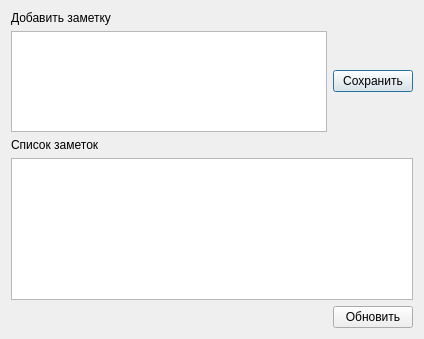
Before: the Qt Designer form NotesDialog.ui in okostynchuk/Outcall, drawn with Qt 5.
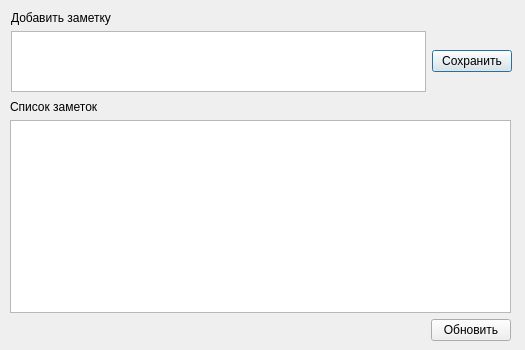
After: the same form once the commit is applied. Icons and pictures are not drawn.

Commit message: group number, fix regexp, and view contacts

```diff
--- a/NotesDialog.ui
+++ b/NotesDialog.ui
@@ -6,8 +6,8 @@
    <rect>
     <x>0</x>
     <y>0</y>
-    <width>424</width>
-    <height>339</height>
+    <width>525</width>
+    <height>350</height>
    </rect>
   </property>
   <property name="windowTitle">
@@ -17,22 +17,30 @@
    <iconset resource="images.qrc">
     <normaloff>:/images/outcall-logo.png</normaloff>:/images/outcall-logo.png</iconset>
   </property>
-  <layout class="QGridLayout" name="gridLayout_3">
-   <item row="0" column="0">
+  <widget class="QWidget" name="">
+   <property name="geometry">
+    <rect>
+     <x>11</x>
+     <y>11</y>
+     <width>501</width>
+     <height>81</height>
+    </rect>
+   </property>
     <layout class="QGridLayout" name="gridLayout_2">
-     <item row="0" column="0">
-      <layout class="QVBoxLayout" name="verticalLayout">
-       <item>
-        <widget class="QLabel" name="label">
-         <property name="text">
-          <string>Добавить заметку</string>
-         </property>
-        </widget>
-       </item>
-       <item>
-        <layout class="QHBoxLayout" name="horizontalLayout">
-         <item>
+    <item row="1" column="0">
           <widget class="QTextEdit" name="textEdit">
+      <property name="minimumSize">
+       <size>
+        <width>50</width>
+        <height>50</height>
+       </size>
+      </property>
+      <property name="maximumSize">
+       <size>
+        <width>16777215</width>
+        <height>16777215</height>
+       </size>
+      </property>
            <property name="focusPolicy">
             <enum>Qt::StrongFocus</enum>
            </property>
@@ -48,7 +56,14 @@
            </property>
           </widget>
          </item>
-         <item>
+    <item row="0" column="0">
+     <widget class="QLabel" name="label">
+      <property name="text">
+       <string>Добавить заметку</string>
+      </property>
+     </widget>
+    </item>
+    <item row="1" column="1">
           <widget class="QPushButton" name="saveButton">
            <property name="focusPolicy">
             <enum>Qt::StrongFocus</enum>
@@ -59,22 +74,25 @@
           </widget>
          </item>
         </layout>
-       </item>
-      </layout>
-     </item>
-     <item row="1" column="0">
+  </widget>
+  <widget class="QWidget" name="">
+   <property name="geometry">
+    <rect>
+     <x>10</x>
+     <y>100</y>
+     <width>501</width>
+     <height>241</height>
+    </rect>
+   </property>
       <layout class="QGridLayout" name="gridLayout">
-       <item row="2" column="0" colspan="2">
-        <widget class="QTableView" name="tableView">
-         <property name="enabled">
-          <bool>true</bool>
-         </property>
-         <property name="focusPolicy">
-          <enum>Qt::ClickFocus</enum>
+    <item row="0" column="0">
+     <widget class="QLabel" name="label_2">
+      <property name="text">
+       <string>Список заметок</string>
          </property>
         </widget>
        </item>
-       <item row="3" column="0">
+    <item row="2" column="0">
         <spacer name="horizontalSpacer">
          <property name="orientation">
           <enum>Qt::Horizontal</enum>
@@ -87,7 +105,7 @@
          </property>
         </spacer>
        </item>
-       <item row="3" column="1">
+    <item row="2" column="1">
         <widget class="QPushButton" name="updateButton">
          <property name="text">
           <string>Обновить</string>
@@ -97,31 +115,18 @@
          </property>
         </widget>
        </item>
-       <item row="1" column="0">
-        <widget class="QLabel" name="label_2">
-         <property name="text">
-          <string>Список заметок</string>
-         </property>
-        </widget>
-       </item>
-       <item row="0" column="0">
-        <spacer name="verticalSpacer">
-         <property name="orientation">
-          <enum>Qt::Vertical</enum>
-         </property>
-         <property name="sizeHint" stdset="0">
-          <size>
-           <width>20</width>
-           <height>40</height>
-          </size>
-         </property>
-        </spacer>
-       </item>
-      </layout>
-     </item>
-    </layout>
-   </item>
-  </layout>
+    <item row="1" column="0" colspan="2">
+     <widget class="QTableView" name="tableView">
+      <property name="enabled">
+       <bool>true</bool>
+      </property>
+      <property name="focusPolicy">
+       <enum>Qt::ClickFocus</enum>
+      </property>
+     </widget>
+    </item>
+   </layout>
+  </widget>
  </widget>
  <tabstops>
   <tabstop>textEdit</tabstop>
```
Lines whose indentation alone changed are shown as unchanged. The commit also changes 7 other files.
